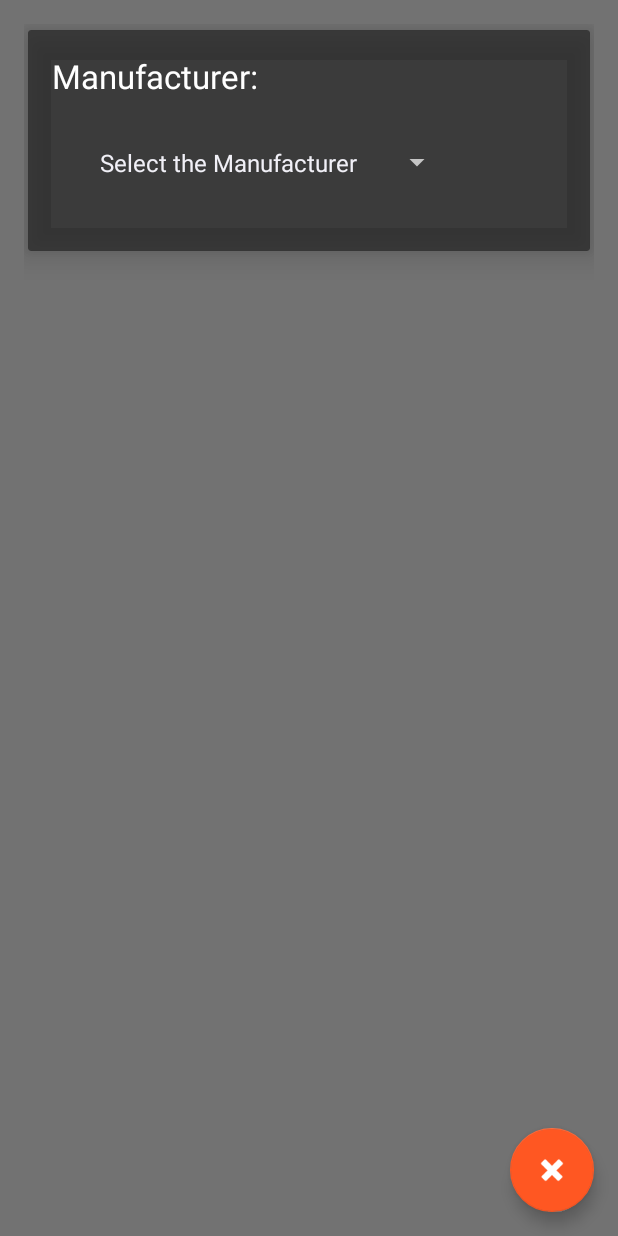
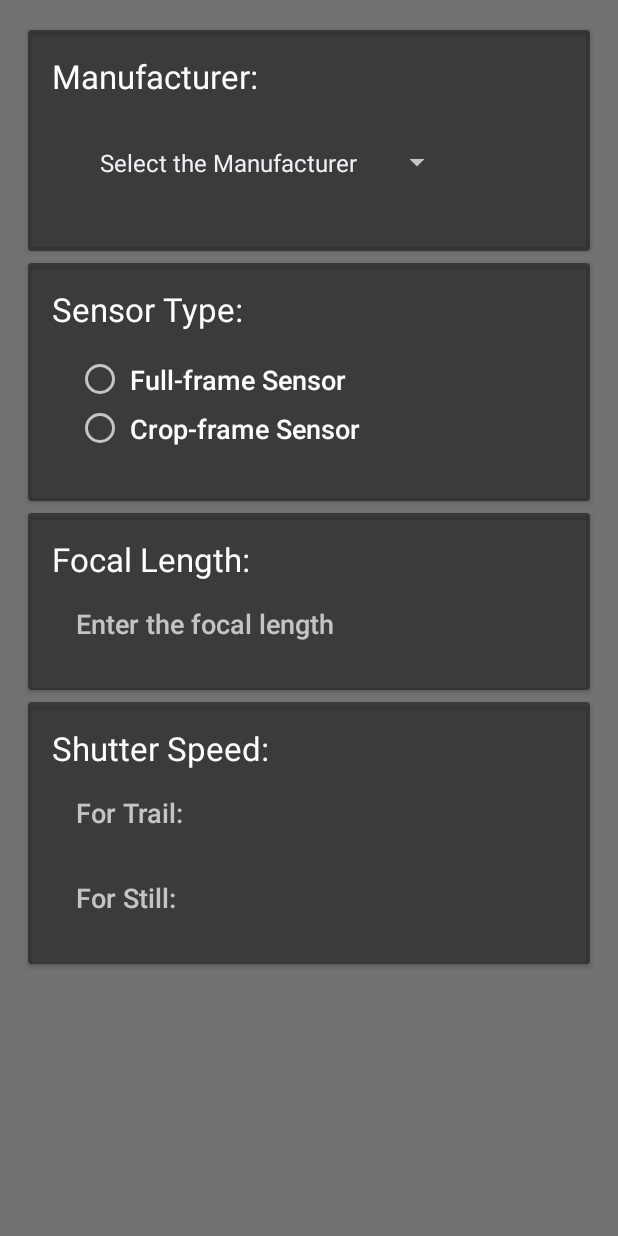
Before and after one commit to aakaashjois/NightPhotoExposureFinder, an Android app: the screen it shows after launch (MainActivity), on a phone screen of 412 x 824 dp. Run offline under Robolectric (Android 15) with nearby library versions, the phone set to English and light mode, and no system bars; our stand-ins replace ButterKnife.

```diff
--- a/app/build.gradle
+++ b/app/build.gradle
@@ -25,4 +25,5 @@ dependencies {
     compile 'com.android.support:appcompat-v7:23.1.1'
     compile 'com.android.support:design:23.1.1'
     compile 'com.android.support:cardview-v7:23.1.1'
+    compile 'com.jakewharton:butterknife:7.0.1'
 }
--- a/app/src/main/AndroidManifest.xml
+++ b/app/src/main/AndroidManifest.xml
@@ -11,7 +11,8 @@
         <activity
             android:name=".MainActivity"
             android:label="@string/app_name"
-            android:theme="@style/AppTheme.NoActionBar">
+            android:theme="@style/AppTheme.NoActionBar"
+            android:windowSoftInputMode="stateHidden">
             <intent-filter>
                 <action android:name="android.intent.action.MAIN"/>
 
--- a/app/src/main/java/biryanistudio/nitefotografr/MainActivity.java
+++ b/app/src/main/java/biryanistudio/nitefotografr/MainActivity.java
@@ -1,139 +1,85 @@
 package biryanistudio.nitefotografr;
 
-import android.content.res.Configuration;
-import android.os.Build;
+import android.content.Context;
+import android.graphics.Point;
 import android.os.Bundle;
-import android.support.design.widget.FloatingActionButton;
-import android.support.design.widget.Snackbar;
 import android.support.v7.app.AppCompatActivity;
-import android.support.v7.widget.CardView;
+import android.view.Display;
 import android.view.KeyEvent;
 import android.view.View;
-import android.view.ViewGroup;
-import android.view.animation.AnimationUtils;
-import android.view.animation.Interpolator;
+import android.view.animation.AccelerateDecelerateInterpolator;
 import android.view.inputmethod.EditorInfo;
+import android.view.inputmethod.InputMethodManager;
 import android.widget.AdapterView;
 import android.widget.ArrayAdapter;
 import android.widget.EditText;
-import android.widget.RadioButton;
+import android.widget.LinearLayout;
 import android.widget.RadioGroup;
 import android.widget.Spinner;
 import android.widget.TextView;
 
+import butterknife.Bind;
+import butterknife.ButterKnife;
+
 public class MainActivity extends AppCompatActivity {
-
-    CardView cardManufacturer;
-    Spinner spinnerManufacturer;
-
-    CardView cardSensorType;
-    RadioGroup radioSensorType;
-    RadioButton radioFullFrame;
-    RadioButton radioCropFrame;
-    Spinner spinnerSensorType;
-
-    CardView cardFocalLength;
-    EditText textFocalLength;
-
-    CardView cardShutterSpeed;
-    TextView textTrail;
-    TextView textStill;
+    @Bind(R.id.spinnerManufacturer) Spinner spinnerManufacturer;
+    @Bind(R.id.radioSensorType) RadioGroup radioSensorType;
+    @Bind(R.id.spinnerSensorType) Spinner spinnerSensorType;
+    @Bind(R.id.textFocalLength) EditText textFocalLength;
+    @Bind(R.id.textTrail) TextView textTrail;
+    @Bind(R.id.textStill) TextView textStill;
 
     int chosenManufacturer = -1;
-    int chosenCropType = -1;
     double sensorTypeValue = -1.0;
-    double inputFocalLength = -1.0;
-    double shutterSpeed = -1.0;
 
-    boolean isFirstSelectManufacturer = true;
-    boolean isFirstSelectCropType = true;
-
-    String[] arrayManufacturer = new String[]{};
     String[] arraySensorCrop = new String[]{};
-
-    ViewGroup root;
-    View animationView;
-    int count = 0;
-    float offset = 0;
-    Interpolator interpolator;
-
 
     @Override
     protected void onCreate(Bundle savedInstanceState) {
         super.onCreate(savedInstanceState);
         setContentView(R.layout.activity_main);
-
-        FloatingActionButton fab = (FloatingActionButton) findViewById(R.id.fab);
-        fab.setOnClickListener(new View.OnClickListener() {
-            @Override
-            public void onClick(View view) {
-                Snackbar.make(view, "Reset everything?", Snackbar.LENGTH_LONG)
-                        .setAction("Yes", new View.OnClickListener() {
-                            @Override
-                            public void onClick(View v) {
-                                resetAll();
-                            }
-                        })
-                        .show();
-            }
-        });
-
-        cardManufacturer = (CardView) findViewById(R.id.cardManufacturer);
-        spinnerManufacturer = (Spinner) findViewById(R.id.spinnerManufacturer);
-
-        cardSensorType = (CardView) findViewById(R.id.cardSensorType);
-        radioSensorType = (RadioGroup) findViewById(R.id.radioSensorType);
-        radioFullFrame = (RadioButton) findViewById(R.id.radioFullFrame);
-        radioCropFrame = (RadioButton) findViewById(R.id.radioCropFrame);
-        spinnerSensorType = (Spinner) findViewById(R.id.spinnerSensorType);
-
-        cardFocalLength = (CardView) findViewById(R.id.cardFocalLength);
-        textFocalLength = (EditText) findViewById(R.id.textFocalLength);
-
-        cardShutterSpeed = (CardView) findViewById(R.id.cardShutterSpeed);
-        textTrail = (TextView) findViewById(R.id.textTrail);
-        textStill = (TextView) findViewById(R.id.textStill);
-
-        cardManufacturer.setVisibility(View.GONE);
-        cardSensorType.setVisibility(View.GONE);
-        cardFocalLength.setVisibility(View.GONE);
-        cardShutterSpeed.setVisibility(View.GONE);
-
-        root = (ViewGroup) findViewById(R.id.linearLayout);
-        interpolator = AnimationUtils.loadInterpolator(this, android.R.interpolator.linear_out_slow_in);
-
-        Configuration configuration = getResources().getConfiguration();
-        offset = configuration.screenHeightDp;
-
-        getManufacturer();
-
+        ButterKnife.bind(this);
+        initializeUI();
     }
 
-    private void getManufacturer() {
+    private void initializeUI() {
+        spinnerSensorType.setVisibility(View.GONE);
+        showManufacturerCard();
+        getCropType();
+        getFocalLength();
+        animateAllCards();
+    }
 
-        animationView = root.getChildAt(count);
-        animateViewIn(animationView);
-        animatePushUp(animationView);
-        count++;
-        arrayManufacturer = getResources().getStringArray(R.array.manufacturerList);
+    private void animateAllCards() {
+        final LinearLayout linearLayout = (LinearLayout) findViewById(R.id.linearLayout);
+        Display display = getWindowManager().getDefaultDisplay();
+        Point p = new Point();
+        display.getSize(p);
+        int height = p.y;
+        AccelerateDecelerateInterpolator interpolator = new AccelerateDecelerateInterpolator();
+        for(int i = 0;i<linearLayout.getChildCount();i++) {
+            View toAnimateView = linearLayout.getChildAt(i);
+            float originalYPos = toAnimateView.getY();
+            toAnimateView.setTranslationY(height);
+            toAnimateView.animate().translationYBy(originalYPos-height)
+                    .setInterpolator(interpolator).setStartDelay(i*125).setDuration(500).start();
+        }
+    }
+
+    private void showManufacturerCard() {
+        String[] arrayManufacturer = getResources().getStringArray(R.array.manufacturerList);
         ArrayAdapter<String> adapterManufacturer = new ArrayAdapter<>(getApplicationContext(), R.layout.spinner_item_layout, arrayManufacturer);
         spinnerManufacturer.setAdapter(adapterManufacturer);
-        spinnerManufacturer.setEnabled(true);
         spinnerManufacturer.setOnItemSelectedListener(new AdapterView.OnItemSelectedListener() {
-
             @Override
             public void onItemSelected(AdapterView<?> parent, View view, int position, long id) {
                 chosenManufacturer = position;
-                if (chosenManufacturer == 0) {
-                    if (isFirstSelectManufacturer) {
-                        isFirstSelectManufacturer = !isFirstSelectManufacturer;
-                    } else
-                        Snackbar.make(view, "Please choose your camera Manufacturer", Snackbar.LENGTH_LONG).show();
-                } else {
-                    spinnerManufacturer.setSelection(position);
-                    spinnerManufacturer.setEnabled(false);
-                    animatePullDown(animationView);
-                    getCropType();
+                switch (chosenManufacturer) {
+                    case 2:
+                    case 3:
+                    case 7:
+                    case 9:
+                        spinnerSensorType.setVisibility(View.GONE);
                 }
             }
 
@@ -145,35 +91,18 @@ public class MainActivity extends AppCompatActivity {
 
 
     private void getCropType() {
-
-        animationView = root.getChildAt(count);
-        animateViewIn(animationView);
-        animatePushUp(animationView);
-        count++;
-        spinnerSensorType.setVisibility(View.GONE);
-        spinnerSensorType.setEnabled(false);
         radioSensorType.setOnCheckedChangeListener(new RadioGroup.OnCheckedChangeListener() {
             @Override
             public void onCheckedChanged(RadioGroup group, int checkedId) {
-
                 if (checkedId == R.id.radioFullFrame) {
                     sensorTypeValue = 1.0;
-                    radioFullFrame.setEnabled(false);
-                    radioCropFrame.setEnabled(false);
-                    animatePullDown(animationView);
-                    getFocalLength();
                 } else if (checkedId == R.id.radioCropFrame) {
                     switch (chosenManufacturer) {
-
                         case 2:
                         case 3:
                         case 7:
                         case 9:
                             sensorTypeValue = 1.5;
-                            radioFullFrame.setEnabled(false);
-                            radioCropFrame.setEnabled(false);
-                            animatePullDown(animationView);
-                            getFocalLength();
                             break;
                         case 1:
                             arraySensorCrop = getResources().getStringArray(R.array.canonCrop);
@@ -205,28 +134,13 @@ public class MainActivity extends AppCompatActivity {
     }
 
     private void getCropFactor() {
-
+        spinnerSensorType.setVisibility(View.VISIBLE);
         ArrayAdapter<String> adapterSensorCrop = new ArrayAdapter<>(getApplicationContext(), R.layout.spinner_item_layout, arraySensorCrop);
         spinnerSensorType.setAdapter(adapterSensorCrop);
-        spinnerSensorType.setVisibility(View.VISIBLE);
-        spinnerSensorType.setEnabled(true);
         spinnerSensorType.setOnItemSelectedListener(new AdapterView.OnItemSelectedListener() {
             @Override
             public void onItemSelected(AdapterView<?> parent, View view, int position, long id) {
-
-                if (isFirstSelectCropType) {
-                    isFirstSelectCropType = !isFirstSelectCropType;
-                } else {
-                    chosenCropType = position;
-                    sensorTypeValue = Double.parseDouble(arraySensorCrop[position]);
-                    spinnerSensorType.setSelection(position);
-                    radioCropFrame.setEnabled(false);
-                    radioFullFrame.setEnabled(false);
-                    spinnerSensorType.setEnabled(false);
-                    animatePullDown(animationView);
-                    getFocalLength();
-
-                }
+                if (position != 0) sensorTypeValue = Double.parseDouble(arraySensorCrop[position]);
             }
 
             @Override
@@ -236,35 +150,28 @@ public class MainActivity extends AppCompatActivity {
     }
 
     private void getFocalLength() {
-
-        animationView = root.getChildAt(count);
-        animateViewIn(animationView);
-        animatePushUp(animationView);
-        count++;
         textFocalLength.setEnabled(true);
         textFocalLength.setOnEditorActionListener(new TextView.OnEditorActionListener() {
             @Override
             public boolean onEditorAction(TextView v, int actionId, KeyEvent event) {
-
                 if (actionId == EditorInfo.IME_ACTION_DONE) {
-                    inputFocalLength = Double.parseDouble(textFocalLength.getText().toString());
-                    textFocalLength.setEnabled(false);
-                    animatePullDown(animationView);
-                    getShutterSpeed();
+                    String inputText = textFocalLength.getText().toString();
+                    if(!inputText.isEmpty()) {
+                        double inputFocalLength = Double.parseDouble(inputText);
+                        InputMethodManager inputManager = (InputMethodManager) getSystemService(Context.INPUT_METHOD_SERVICE);
+                        inputManager.hideSoftInputFromWindow(textFocalLength.getWindowToken(), InputMethodManager.HIDE_NOT_ALWAYS);
+                        getShutterSpeed(inputFocalLength);
+                    }
                     return true;
                 }
-
                 return false;
             }
         });
     }
 
-    private void getShutterSpeed() {
-
-        animationView = root.getChildAt(count);
-        animateViewIn(animationView);
-        animatePushUp(animationView);
-        shutterSpeed = 500 / (inputFocalLength * sensorTypeValue);
+    private void getShutterSpeed(double inputFocalLength) {
+        try {
+            double shutterSpeed = 500 / (inputFocalLength * sensorTypeValue);
             String trail = getResources().getString(R.string.trail);
             trail = trail + (String.valueOf(((int) shutterSpeed + 1)));
             trail = trail + getResources().getString(R.string.seconds);
@@ -273,93 +180,8 @@ public class MainActivity extends AppCompatActivity {
             still = still + (String.valueOf(((int) shutterSpeed - 1)));
             still = still + getResources().getString(R.string.seconds);
             textStill.setText(still);
-
+        } catch(Exception e) {
+            e.printStackTrace();
         }
-
-    private void resetAll() {
-
-        animatePullDown(animationView);
-
-        while (count >= 0) {
-            animateViewOut(root.getChildAt(count));
-            count--;
     }
-        cardShutterSpeed.setVisibility(View.GONE);
-        cardFocalLength.setVisibility(View.GONE);
-        cardSensorType.setVisibility(View.GONE);
-        cardManufacturer.setVisibility(View.GONE);
-
-        isFirstSelectManufacturer = true;
-        chosenManufacturer = -1;
-        arrayManufacturer = new String[]{};
-
-        isFirstSelectCropType = true;
-        radioCropFrame.setEnabled(true);
-        radioFullFrame.setEnabled(true);
-        radioSensorType.clearCheck();
-        arraySensorCrop = new String[]{};
-        sensorTypeValue = -1.0;
-        chosenCropType = -1;
-        count = 0;
-
-        textStill.setText(null);
-        textTrail.setText(null);
-        shutterSpeed = -1.0;
-
-        inputFocalLength = -1.0;
-        textFocalLength.setText(null);
-
-        getManufacturer();
 }
-
-    private void animateViewIn(View view) {
-
-        view.setVisibility(View.VISIBLE);
-        view.setAlpha(0f);
-        view.animate()
-                .alpha(1f)
-                .setInterpolator(interpolator)
-                .setDuration(500)
-                .start();
-
-    }
-
-    private void animateViewOut(View view) {
-
-        view.setVisibility(View.VISIBLE);
-        view.setAlpha(1f);
-        view.animate()
-                .alpha(0f)
-                .setInterpolator(interpolator)
-                .setDuration(1000)
-                .start();
-
-    }
-
-    private void animatePushUp(View view) {
-
-        view.setVisibility(View.VISIBLE);
-        if (Build.VERSION.SDK_INT >= Build.VERSION_CODES.LOLLIPOP) {
-            view.animate()
-                    .translationZ(15f)
-                    .setInterpolator(interpolator)
-                    .setDuration(300)
-                    .start();
-        }
-
-    }
-
-    private void animatePullDown(View view) {
-
-        view.setVisibility(View.VISIBLE);
-        if (Build.VERSION.SDK_INT >= Build.VERSION_CODES.LOLLIPOP) {
-            view.animate()
-                    .translationZ(-15f)
-                    .setInterpolator(interpolator)
-                    .setDuration(300)
-                    .start();
-        }
-
-    }
-
-}
--- a/app/src/main/res/layout/activity_main.xml
+++ b/app/src/main/res/layout/activity_main.xml
@@ -9,15 +9,4 @@
 
     <include layout="@layout/content_main"/>
 
-    <android.support.design.widget.FloatingActionButton
-        android:id="@+id/fab"
-        android:layout_width="wrap_content"
-        android:layout_height="wrap_content"
-        android:layout_gravity="bottom|end"
-        android:layout_margin="@dimen/fab_margin"
-        android:drawingCacheQuality="auto"
-        android:soundEffectsEnabled="true"
-        android:src="@android:drawable/ic_delete"
-        android:tint="@android:color/white"/>
-
 </android.support.design.widget.CoordinatorLayout>
--- a/app/src/main/res/layout/content_main.xml
+++ b/app/src/main/res/layout/content_main.xml
@@ -205,14 +205,6 @@
             </LinearLayout>
         </android.support.v7.widget.CardView>
 
-        <Space
-            android:layout_width="match_parent"
-            android:layout_height="match_parent"
-            android:layout_gravity="bottom"
-            android:layout_margin="@dimen/activity_horizontal_margin"
-            android:layout_weight="1"
-            android:minHeight="56dp"/>
-
     </LinearLayout>
 
 </ScrollView>
```
Lines whose indentation alone changed are shown as unchanged.
